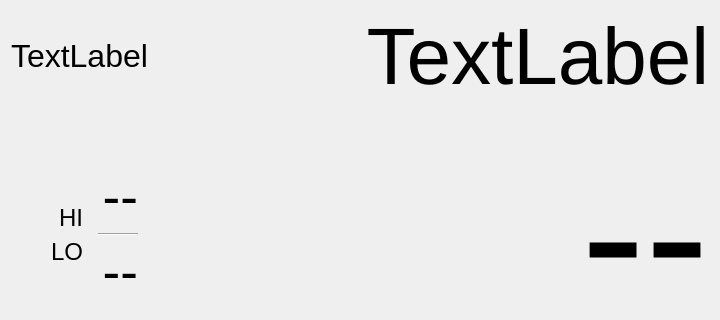
Qt form weatherfxLite.ui (iachievedit/weatherfxlite) before a commit; both pictures show x 0 to 720 and y 0 to 320 of the 720 by 720 pixel window.
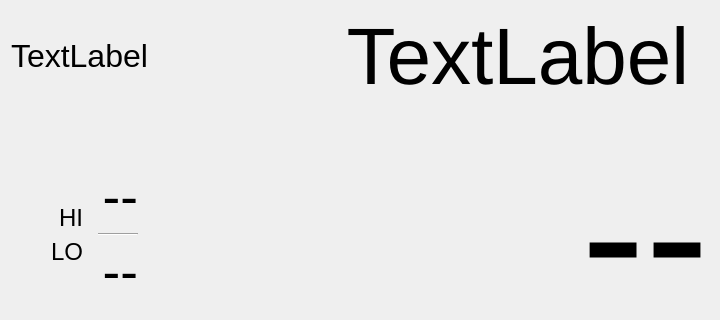
The same form after that commit.

Commit message: tighten text

```diff
--- a/weatherfxLite.ui
+++ b/weatherfxLite.ui
@@ -62,6 +62,22 @@
          </property>
         </widget>
        </item>
+       <item>
+        <spacer name="horizontalSpacer_5">
+         <property name="orientation">
+          <enum>Qt::Horizontal</enum>
+         </property>
+         <property name="sizeType">
+          <enum>QSizePolicy::Fixed</enum>
+         </property>
+         <property name="sizeHint" stdset="0">
+          <size>
+           <width>20</width>
+           <height>20</height>
+          </size>
+         </property>
+        </spacer>
+       </item>
       </layout>
      </item>
      <item>
```
